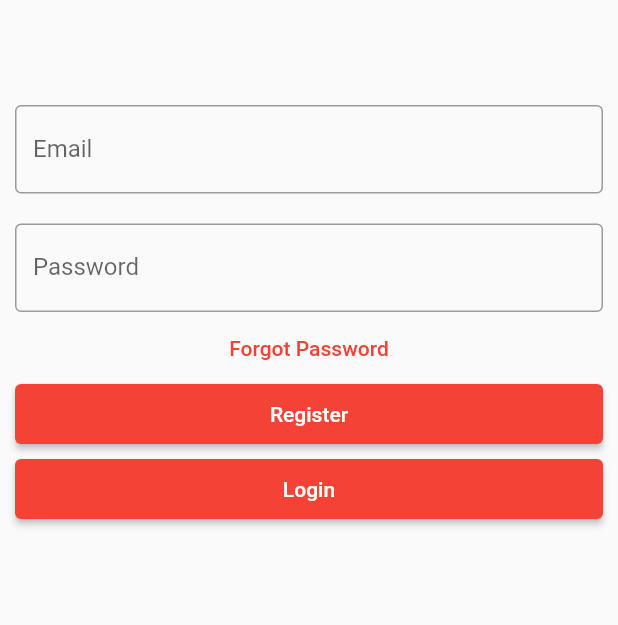
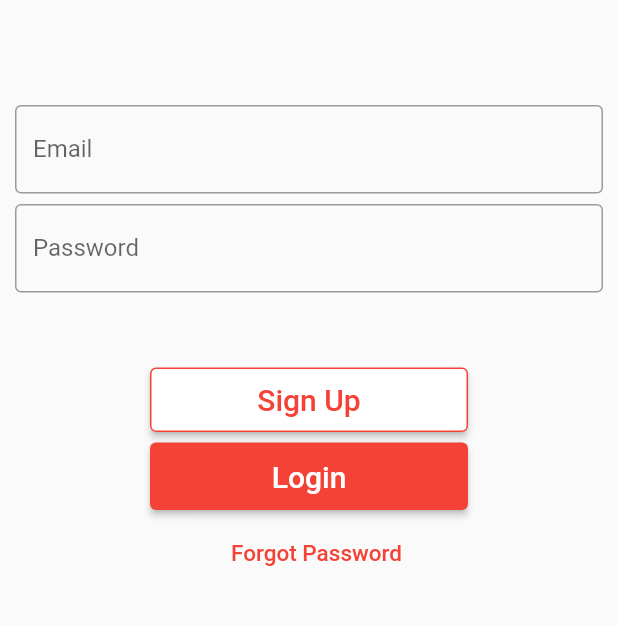
Before and after one commit to gracetholl/digitalHealth, a Flutter app: the screen it shows after launch, on a phone screen of 412 x 824 dp, the part 339-964 px from its top. Run offline on Flutter 3.47's test engine with Material 2 defaults, Android fonts, the phone set to English and light mode, and no system bars; our stand-ins replace firebase_auth, firebase_core; accounts and stored records are empty.

Commit message:
adjusted login page

```diff
--- a/lib/main.dart
+++ b/lib/main.dart
@@ -52,7 +52,7 @@ class _MyStatefulWidgetState extends State<MyStatefulWidget> {
             Image.asset("assets/images/logo.png", width: 20, height: 70),
             Container(padding: const EdgeInsets.only(bottom: 60)),
             Container(
-              padding: const EdgeInsets.all(10),
+              padding: const EdgeInsets.fromLTRB(10, 10, 10, 7),
               child: TextField(
                 controller: nameController,
                 decoration: const InputDecoration(
@@ -62,7 +62,7 @@ class _MyStatefulWidgetState extends State<MyStatefulWidget> {
               ),
             ),
             Container(
-              padding: const EdgeInsets.fromLTRB(10, 10, 10, 0),
+              padding: const EdgeInsets.fromLTRB(10, 0, 10, 50),
               child: TextField(
                 obscureText: true,
                 controller: passwordController,
@@ -72,21 +72,16 @@ class _MyStatefulWidgetState extends State<MyStatefulWidget> {
                 ),
               ),
             ),
-            TextButton(
-              onPressed: () {
-                FirebaseAuth.instance
-                    .sendPasswordResetEmail(email: nameController.text);
-                //forgot password screen
-              },
-              child: const Text(
-                'Forgot Password',
-              ),
-            ),
+
+
             Container(
                 height: 50,
-                padding: const EdgeInsets.fromLTRB(10, 0, 10, 10),
+                padding: const EdgeInsets.fromLTRB(100, 0, 100, 7),
                 child: ElevatedButton(
-                  child: const Text('Register'),
+                    style: ElevatedButton.styleFrom(
+                        primary:Colors.white,
+                        side: BorderSide(width: 1.0, color: Colors.red)),
+                  child: const Text('Sign Up', style: TextStyle(color:Colors.red, fontSize:20)),
                   onPressed: () {
                     print(nameController.text);
                     print(passwordController.text);
@@ -99,11 +94,12 @@ class _MyStatefulWidgetState extends State<MyStatefulWidget> {
                             builder: (context) => new HomePage()));
                   },
                 )),
+
             Container(
                 height: 50,
-                padding: const EdgeInsets.fromLTRB(10, 0, 10, 10),
+                padding: const EdgeInsets.fromLTRB(100, 0, 100, 5),
                 child: ElevatedButton(
-                  child: const Text('Login'),
+                  child: const Text('Login', style: TextStyle(fontSize:20)),
                   onPressed: () {
                     print(nameController.text);
                     print(passwordController.text);
@@ -116,6 +112,19 @@ class _MyStatefulWidgetState extends State<MyStatefulWidget> {
                             builder: (context) => new HomePage()));
                   },
                 )),
+            Container(
+              padding: EdgeInsets.fromLTRB(110, 0, 100, 0),
+            child: TextButton(
+              onPressed: () {
+                FirebaseAuth.instance
+                    .sendPasswordResetEmail(email: nameController.text);
+                //forgot password screen
+              },
+              child: const Text(
+                'Forgot Password',
+                  style: TextStyle(fontSize:15)
+              ),
+            )),
           ],
         ));
   }
```
